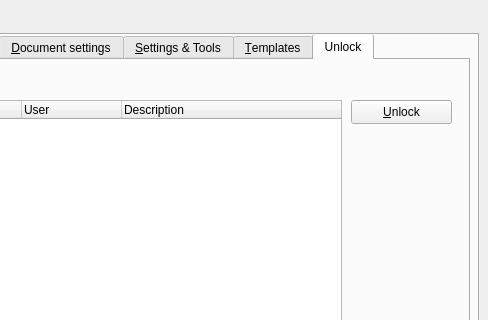
Above: trunk/ui/cfgfrm.ui from BackupTheBerlios/first4-svn before the change; both pictures show x 301 to 789 and y 0 to 320 of the 789 by 649 pixel window. Below: the same form after it.
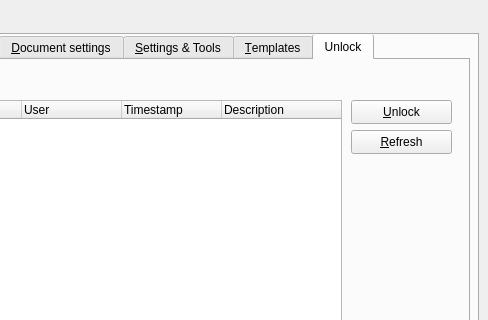
That is the form after the change. The open tabs and pages were chosen to show the change. Icons and pictures are not drawn.

The edit to the form file:
```diff
--- a/trunk/ui/cfgfrm.ui
+++ b/trunk/ui/cfgfrm.ui
@@ -4584,6 +4584,11 @@
          <string>User</string>
         </property>
        </column>
+       <column>
+        <property name="text" >
+         <string>Timestamp</string>
+        </property>
+       </column>
        <column>
         <property name="text" >
          <string>Description</string>
@@ -4606,6 +4611,22 @@
         <iconset resource="../resources/images/first4.qrc" >:/unlock.png</iconset>
        </property>
       </widget>
+      <widget class="QPushButton" name="lock_btnrefresh" >
+       <property name="geometry" >
+        <rect>
+         <x>640</x>
+         <y>70</y>
+         <width>101</width>
+         <height>24</height>
+        </rect>
+       </property>
+       <property name="text" >
+        <string>&amp;Refresh</string>
+       </property>
+       <property name="icon" >
+        <iconset resource="../resources/images/first4.qrc" >:/impexp.png</iconset>
+       </property>
+      </widget>
      </widget>
     </widget>
    </widget>
```
